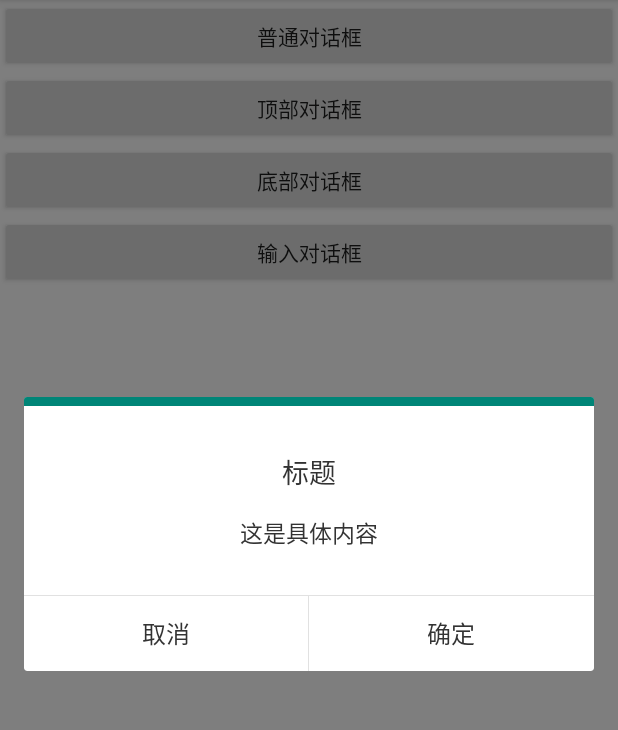
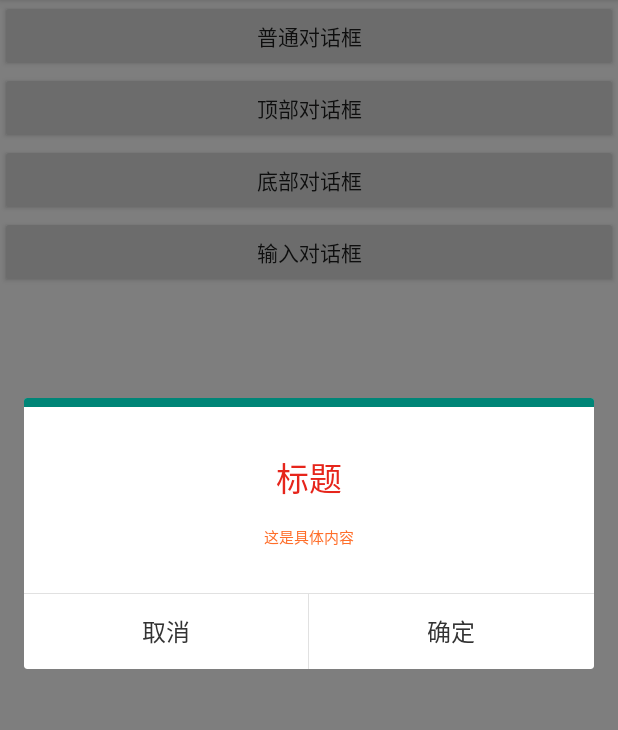
Before and after one commit to EthanCo/TangramDialog, an Android app: the screen it shows after launch (MainActivity), after a tap on "普通对话框", on a phone screen of 412 x 824 dp, the part 84-814 px from its top. Run offline under Robolectric (Android 15) with nearby library versions, the phone set to English and light mode, and no system bars.

Commit message:
标题、内容 字体颜色、字体大小

```diff
--- a/app/src/main/java/com/heiko/fragmentdialogtest/MainActivity.java
+++ b/app/src/main/java/com/heiko/fragmentdialogtest/MainActivity.java
@@ -28,6 +28,10 @@ public class MainActivity extends AppCompatActivity {
                         .content("这是具体内容")
                         .positiveText("确定")
                         .negativeText("取消")
+                        .titleColorRes(R.color.text_red)
+                        .titleTextSize(22)
+                        .contentColorRes(R.color.text_orange)
+                        .contentTextSize(10)
                         .canceledOnTouchOutside(false)
                         .onPositive(new SingleButtonCallback() {
                             @Override
--- a/app/src/main/java/com/heiko/fragmentdialogtest/base/BaseBuilder.java
+++ b/app/src/main/java/com/heiko/fragmentdialogtest/base/BaseBuilder.java
@@ -11,7 +11,11 @@ import android.view.Gravity;
 public class BaseBuilder {
     protected Context context;
     protected CharSequence title;
+    protected Integer titleColor;
+    protected float titleTextSize;
     protected CharSequence content;
+    protected Integer contentColor;
+    protected float contentTextSize;
     protected int imgResId;
     protected int layoutId;
     protected CharSequence negativeText;
@@ -32,6 +36,6 @@ public class BaseBuilder {
     //input
     protected CharSequence inputHint;
     protected CharSequence inputPrefill;
-    protected boolean inputAllowEmpty;
+    protected boolean inputAllowEmpty = true;
     protected InputCallback inputCallback;
 }
--- a/app/src/main/java/com/heiko/fragmentdialogtest/base/DialogUtils.java
+++ b/app/src/main/java/com/heiko/fragmentdialogtest/base/DialogUtils.java
@@ -2,8 +2,11 @@ package com.heiko.fragmentdialogtest.base;
 
 import android.content.Context;
 import android.os.IBinder;
+import android.support.annotation.ColorInt;
+import android.support.annotation.ColorRes;
 import android.support.annotation.NonNull;
 import android.support.v4.app.DialogFragment;
+import android.support.v4.content.ContextCompat;
 import android.util.DisplayMetrics;
 import android.view.inputmethod.InputMethodManager;
 
@@ -36,10 +39,8 @@ public class DialogUtils {
         if (dialog.getInputEditText() == null) {
             return;
         }
-        dialog
-                .getInputEditText()
-                .post(
-                        new Runnable() {
+        dialog.getInputEditText()
+                .post(new Runnable() {
                     @Override
                     public void run() {
                         dialog.getInputEditText().requestFocus();
@@ -75,4 +76,9 @@ public class DialogUtils {
             }
         }
     }
+
+    @ColorInt
+    public static int getColor(Context context, @ColorRes int colorId) {
+        return ContextCompat.getColor(context, colorId);
     }
+}
--- a/app/src/main/java/com/heiko/fragmentdialogtest/base/TipsDialog.java
+++ b/app/src/main/java/com/heiko/fragmentdialogtest/base/TipsDialog.java
@@ -2,6 +2,7 @@ package com.heiko.fragmentdialogtest.base;
 
 import android.content.Context;
 import android.os.Bundle;
+import android.support.annotation.ColorRes;
 import android.support.annotation.NonNull;
 import android.support.annotation.Nullable;
 import android.support.annotation.StringRes;
@@ -51,15 +52,28 @@ public class TipsDialog extends BaseDialog {
         etTips = root.findViewById(R.id.et_tips);
 
         Log.i("TipsDialog", "builder:" + builder);
+        if (builder == null) return root;
         if (TextUtils.isEmpty(builder.title)) {
             tvTipsTitle.setVisibility(View.GONE);
         } else {
             tvTipsTitle.setText(builder.title);
+            if (builder.titleColor != null) {
+                tvTipsTitle.setTextColor(builder.titleColor);
+            }
+            if (builder.titleTextSize > 0) {
+                tvTipsTitle.setTextSize(builder.titleTextSize);
+            }
         }
         if (TextUtils.isEmpty(builder.content)) {
             tvTipsContent.setVisibility(View.GONE);
         } else {
             tvTipsContent.setText(builder.content);
+            if (builder.contentColor != null) {
+                tvTipsContent.setTextColor(builder.contentColor);
+            }
+            if (builder.contentTextSize > 0) {
+                tvTipsContent.setTextSize(builder.contentTextSize);
+            }
         }
         if (builder.imgResId != 0) {
             imgTips.setVisibility(View.VISIBLE);
@@ -183,8 +197,28 @@ public class TipsDialog extends BaseDialog {
             return this;
         }
 
+        public Builder titleColorRes(@ColorRes int colorRes) {
+            this.titleColor = DialogUtils.getColor(this.context, colorRes);
+            return this;
+        }
+
+        public Builder titleTextSize(float textSize){
+            this.titleTextSize = textSize;
+            return this;
+        }
+
         public Builder content(CharSequence content) {
             this.content = content;
+            return this;
+        }
+
+        public Builder contentColorRes(@ColorRes int colorRes) {
+            this.contentColor = DialogUtils.getColor(this.context, colorRes);
+            return this;
+        }
+
+        public Builder contentTextSize(float textSize){
+            this.contentTextSize = textSize;
             return this;
         }
 
```
Lines whose indentation alone changed are shown as unchanged.
